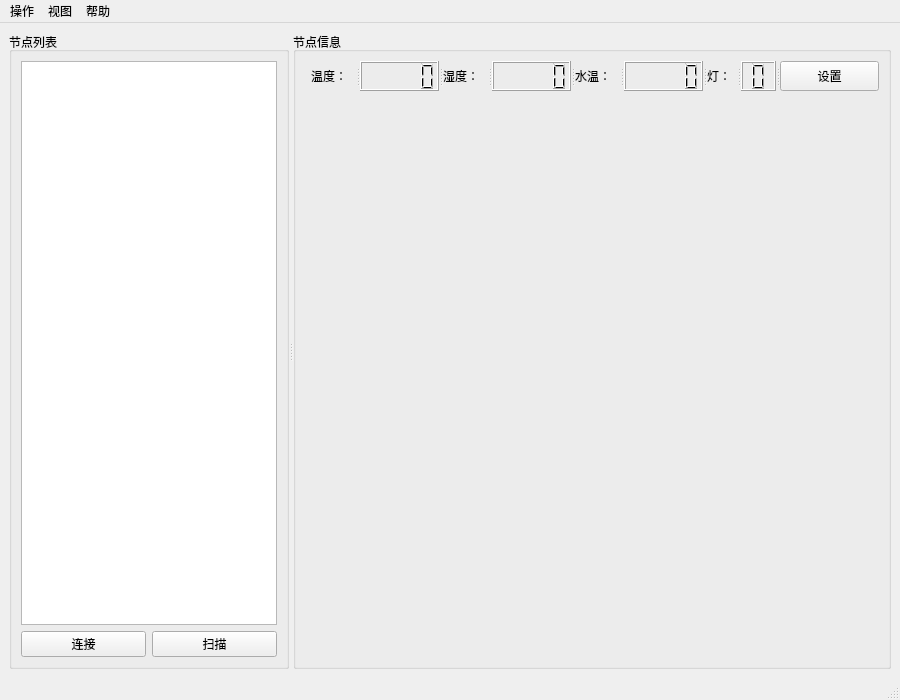
Qt form PC_control/FastPlanting/UI_MainWindow.ui (Unique-Workspace/Fast_Planting_System) before a commit.
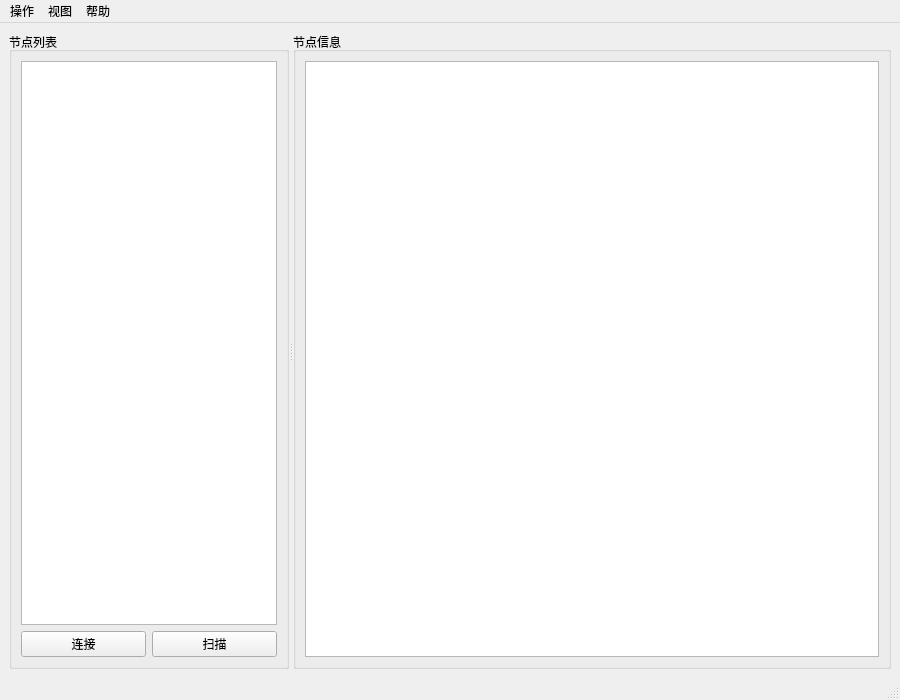
The same form after that commit.

Patch:
```diff
--- a/PC_control/FastPlanting/UI_MainWindow.ui
+++ b/PC_control/FastPlanting/UI_MainWindow.ui
@@ -81,84 +81,21 @@
          <verstretch>0</verstretch>
         </sizepolicy>
        </property>
+       <property name="maximumSize">
+        <size>
+         <width>16777215</width>
+         <height>16777215</height>
+        </size>
+       </property>
        <property name="title">
         <string>节点信息</string>
        </property>
-       <layout class="QFormLayout" name="formLayout">
-        <item row="0" column="1">
-         <widget class="QSplitter" name="splitter_2">
-          <property name="orientation">
-           <enum>Qt::Horizontal</enum>
+       <layout class="QGridLayout" name="gridLayout">
+        <item row="0" column="0">
+         <widget class="QTableWidget" name="tableWidgetNodeInfo">
+          <property name="columnCount">
+           <number>0</number>
           </property>
-          <widget class="QLabel" name="label">
-           <property name="text">
-            <string>温度：</string>
-           </property>
-          </widget>
-          <widget class="QLCDNumber" name="tempLcd">
-           <property name="minimumSize">
-            <size>
-             <width>70</width>
-             <height>30</height>
-            </size>
-           </property>
-           <property name="digitCount">
-            <number>5</number>
-           </property>
-           <property name="segmentStyle">
-            <enum>QLCDNumber::Filled</enum>
-           </property>
-          </widget>
-          <widget class="QLabel" name="label_2">
-           <property name="text">
-            <string>湿度：</string>
-           </property>
-          </widget>
-          <widget class="QLCDNumber" name="humiLcd">
-           <property name="numDigits">
-            <number>5</number>
-           </property>
-           <property name="digitCount">
-            <number>5</number>
-           </property>
-           <property name="segmentStyle">
-            <enum>QLCDNumber::Filled</enum>
-           </property>
-          </widget>
-          <widget class="QLabel" name="label_3">
-           <property name="text">
-            <string>水温：</string>
-           </property>
-          </widget>
-          <widget class="QLCDNumber" name="watertempLcd">
-           <property name="frameShadow">
-            <enum>QFrame::Raised</enum>
-           </property>
-           <property name="smallDecimalPoint">
-            <bool>false</bool>
-           </property>
-           <property name="digitCount">
-            <number>5</number>
-           </property>
-           <property name="segmentStyle">
-            <enum>QLCDNumber::Filled</enum>
-           </property>
-          </widget>
-          <widget class="QLabel" name="label_4">
-           <property name="text">
-            <string>灯：</string>
-           </property>
-          </widget>
-          <widget class="QLCDNumber" name="ledLcd">
-           <property name="digitCount">
-            <number>1</number>
-           </property>
-          </widget>
-          <widget class="QPushButton" name="pushButton_setting">
-           <property name="text">
-            <string>设置</string>
-           </property>
-          </widget>
          </widget>
         </item>
        </layout>
```
Left out of the diff: 18 changed lines with no effect on the pictures.
